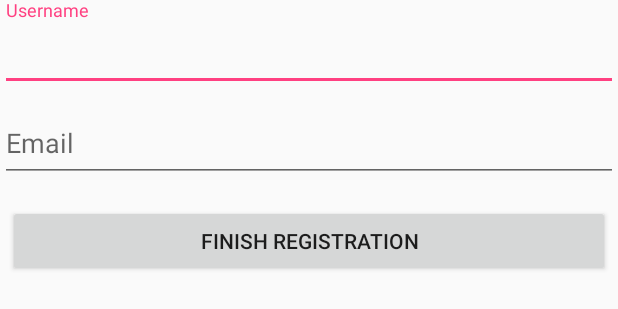
After one commit to AKhmelik/TheDoors-Tracker---Android, an Android app: the layout fragment_stage2_login.xml on its own in the app's theme, with its tools: preview values and no code run, on a phone screen of 412 x 824 dp. The commit adds this screen. Shown: the top 309 px of the screen. Run offline under Robolectric (Android 15) with nearby library versions, the phone set to English and light mode, and no system bars.

Commit message:
added stage 2 of facebook/google sign up

```diff
--- /dev/null
+++ b/app/src/main/res/layout/fragment_stage2_login.xml
@@ -0,0 +1,46 @@
+<?xml version="1.0" encoding="utf-8"?>
+<LinearLayout xmlns:android="http://schemas.android.com/apk/res/android"
+    android:orientation="vertical"
+    android:layout_width="match_parent"
+    android:layout_height="wrap_content">
+
+    <android.support.design.widget.TextInputLayout
+        android:id="@+id/usernameWrapperStep2"
+        android:layout_width="match_parent"
+        android:layout_height="wrap_content">
+        <EditText
+            android:id="@+id/userNameSignUpStep2"
+            android:inputType="textPersonName"
+            android:hint="@string/username_hint"
+            android:layout_width="match_parent"
+            android:layout_height="50dp" />
+    </android.support.design.widget.TextInputLayout>
+
+    <android.support.design.widget.TextInputLayout
+        android:id="@+id/emailWrapper"
+        android:layout_width="match_parent"
+        android:layout_height="wrap_content">
+        <EditText
+            android:id="@+id/emailSignUpStep2"
+            android:inputType="textEmailAddress"
+            android:hint="@string/email_hint"
+            android:layout_width="match_parent"
+            android:layout_height="50dp" />
+    </android.support.design.widget.TextInputLayout>
+
+
+    <LinearLayout
+        android:layout_width="match_parent"
+        android:layout_height="wrap_content"
+        android:orientation="vertical"
+        android:layout_marginTop="10dp">
+
+        <android.support.v7.widget.AppCompatButton
+            android:id="@+id/custom_signin_button_stage2"
+            android:layout_width="fill_parent"
+            android:layout_height="wrap_content"
+            android:text="@string/sign_up_step2"
+            android:layout_margin="5dp" />
+    </LinearLayout>
+
+</LinearLayout>
--- a/app/src/main/res/values/strings.xml
+++ b/app/src/main/res/values/strings.xml
@@ -23,6 +23,7 @@
 
     <string name="forgot">forgot?</string>
     <string name="sign_in">Sign in</string>
+    <string name="sign_up_step2">Finish registration</string>
     <string name="sign_up">No account yet? Create one</string>
     <string name="sign_up_button">Sign up</string>
     <string name="title_activity_main">MainActivity</string>
```
Also changed, not shown: app/src/main/java/ru/eqbeat/thedoorstracker/SmartLoginActivity.java (+37 -7 lines), app/src/main/res/layout/activity_smart_login.xml (+7 -0 lines).
